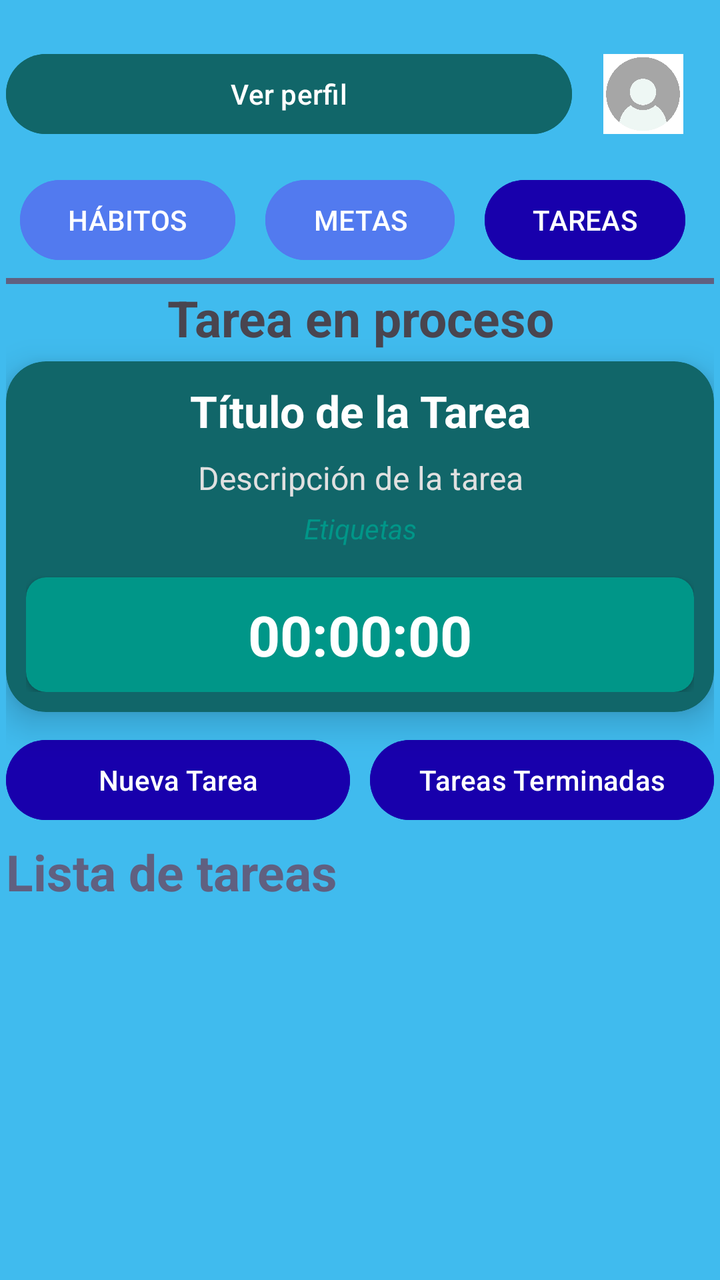
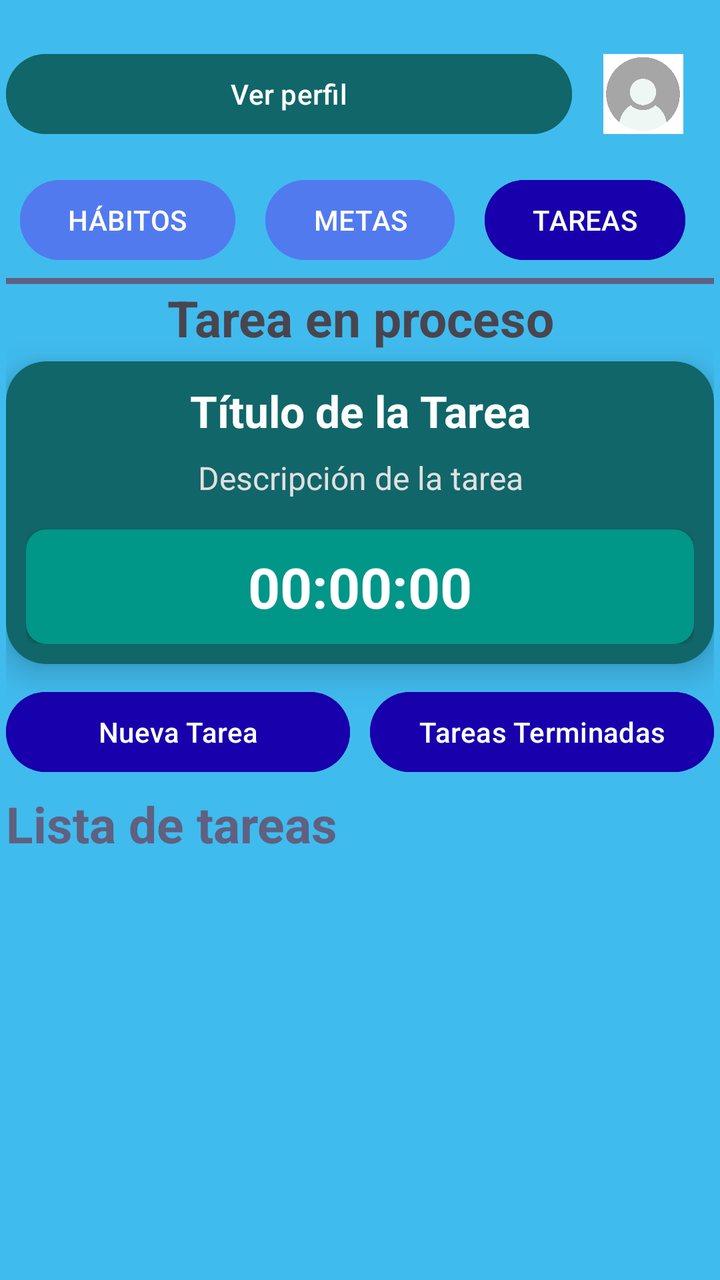

An Android layout rendered at two revisions. The XML below is the earlier revision; the diff shows what the commit changed to produce the second picture.
<!-- AndroidManifest.xml: application theme Theme.SuperSexiBoys -->
<!-- res/layout/activity_crear_tarea.xml -->
<?xml version="1.0" encoding="utf-8"?>
<androidx.constraintlayout.widget.ConstraintLayout
    xmlns:android="http://schemas.android.com/apk/res/android"
    xmlns:app="http://schemas.android.com/apk/res-auto"
    android:layout_width="match_parent"
    android:layout_height="match_parent"
    android:background="@color/celeste"
    android:padding="3dp"
    >

    <LinearLayout
        android:id="@+id/identifica_usuarioTarea"
        app:layout_constraintTop_toTopOf="parent"
        app:layout_constraintStart_toStartOf="parent"
        android:layout_width="match_parent"
        android:weightSum="10"
        android:gravity="center"
        android:orientation="horizontal"
        android:layout_height="wrap_content"
        android:layout_marginTop="20dp">
        <Button
            android:id="@+id/btnVerPerfil"
            android:layout_weight="8"
            android:layout_width="0dp"
            android:text="Ver perfil"
            android:backgroundTint="@color/verde_oscuro"
            android:layout_height="wrap_content"/>
        <ImageView
            android:id="@+id/imagen_perfil"
            android:layout_width="0dp"
            android:layout_weight="2"
            android:layout_height="40dp"
            android:src="@drawable/perfilvacio"/>
    </LinearLayout>

    <Button
        android:id="@+id/habitos_button"
        app:layout_constraintTop_toBottomOf="@+id/identifica_usuarioTarea"
        app:layout_constraintEnd_toStartOf="@+id/metas_button"
        android:layout_width="wrap_content"
        android:text="HÁBITOS"
        android:layout_margin="15dp"
        android:backgroundTint="@color/azul_pastel"
        android:layout_height="wrap_content"/>
    <Button
        android:id="@+id/metas_button"
        android:layout_width="wrap_content"
        android:layout_height="wrap_content"
        android:layout_margin="15dp"
        android:layout_marginTop="12dp"
        android:backgroundTint="@color/azul_pastel"
        android:text="METAS"
        app:layout_constraintEnd_toEndOf="parent"
        app:layout_constraintStart_toStartOf="parent"
        app:layout_constraintTop_toBottomOf="@+id/identifica_usuarioTarea" />
    <Button
        app:layout_constraintTop_toBottomOf="@+id/identifica_usuarioTarea"
        app:layout_constraintStart_toEndOf="@id/metas_button"
        android:layout_width="wrap_content"
        android:text="TAREAS"
        android:layout_margin="15dp"
        android:backgroundTint="@color/azul_oscuro"
        android:layout_height="wrap_content"/>

    <TextView
        android:id="@+id/separadorLista"
        android:layout_width="match_parent"
        android:layout_height="3dp"
        android:layout_marginTop="5dp"
        android:background="@color/plomo_oscuro"
        app:layout_constraintTop_toBottomOf="@id/metas_button"
        />

    <TextView
        android:id="@+id/procesoText"
        android:layout_width="match_parent"
        android:layout_height="wrap_content"
        android:gravity="center"
        android:text="@string/tarea_en_proceso"
        android:textSize="25sp"
        android:textStyle="bold"
        app:layout_constraintTop_toBottomOf="@id/separadorLista" />

    <androidx.cardview.widget.CardView
        android:id="@+id/cardTareaActual"
        android:layout_width="match_parent"
        android:layout_height="wrap_content"
        android:layout_marginTop="5dp"
        app:cardBackgroundColor="@color/verde_oscuro"
        app:cardCornerRadius="20dp"
        app:cardElevation="10dp"
        app:layout_constraintTop_toBottomOf="@id/procesoText"
        app:layout_constraintStart_toStartOf="parent"
        app:layout_constraintEnd_toEndOf="parent">

        <LinearLayout
            android:layout_width="match_parent"
            android:layout_height="wrap_content"
            android:orientation="vertical"
            android:padding="10dp">

            <TextView
                android:id="@+id/tituloDeTarea"
                android:layout_width="match_parent"
                android:layout_height="wrap_content"
                android:text="Título de la Tarea"
                android:textColor="@color/white"
                android:textSize="22sp"
                android:textStyle="bold"
                android:gravity="center_horizontal"/>

            <TextView
                android:id="@+id/descripcionDeTarea"
                android:layout_width="match_parent"
                android:layout_height="wrap_content"
                android:layout_marginTop="8dp"
                android:text="Descripción de la tarea"
                android:textColor="#E0E0E0"
                android:textSize="16sp"
                android:gravity="center_horizontal"/>

            <TextView
                android:id="@+id/etiquetaDeTarea"
                android:layout_width="match_parent"
                android:layout_height="wrap_content"
                android:layout_marginTop="5dp"
                android:text="Etiquetas"
                android:textColor="@color/verde_claro_sergio"
                android:textSize="14sp"
                android:textStyle="italic"
                android:gravity="center_horizontal"/>

            <androidx.cardview.widget.CardView
                android:layout_width="match_parent"
                android:layout_height="wrap_content"
                android:layout_marginTop="15dp"
                app:cardBackgroundColor="@color/verde_claro_sergio"
                app:cardCornerRadius="10dp">
                <TextView
                    android:id="@+id/tiempoDeTarea"
                    android:layout_width="match_parent"
                    android:layout_height="wrap_content"
                    android:padding="10dp"
                    android:text="00:00:00"
                    android:textColor="@color/white"
                    android:textSize="28sp"
                    android:textStyle="bold"
                    android:gravity="center"/>
            </androidx.cardview.widget.CardView>

        </LinearLayout>
    </androidx.cardview.widget.CardView>

    <LinearLayout
        android:id="@+id/botonesTareaAyT"
        android:layout_width="match_parent"
        android:layout_height="wrap_content"
        android:orientation="horizontal"
        android:layout_marginTop="10dp"
        app:layout_constraintTop_toBottomOf="@id/cardTareaActual">

        <Button
            android:id="@+id/buttonCrearOtraTarea"
            android:layout_width="0dp"
            android:layout_height="wrap_content"
            android:layout_weight="1"
            android:layout_marginEnd="5dp"
            android:backgroundTint="@color/azul_oscuro"
            android:text="@string/nueva_tarea"
            android:textColor="@color/white" />

        <Button
            android:id="@+id/buttonBorrarTareas"
            android:layout_width="0dp"
            android:layout_height="wrap_content"
            android:layout_weight="1"
            android:layout_marginStart="5dp"
            android:backgroundTint="@color/azul_oscuro"
            android:text="@string/tareas_terminadas"
            android:textColor="@color/white" />
    </LinearLayout>

    <TextView
        android:id="@+id/listaDeTareas"
        android:layout_width="match_parent"
        android:layout_height="wrap_content"
        android:text="@string/lista_tareas"
        android:textColor="@color/plomo_oscuro"
        android:textStyle="bold"
        android:layout_marginTop="5dp"
        android:textSize="25sp"
        android:gravity="left"
        app:layout_constraintStart_toStartOf="parent"
        app:layout_constraintTop_toBottomOf="@id/botonesTareaAyT"/>


    <androidx.recyclerview.widget.RecyclerView
        android:id="@+id/recyclerViewTareas"
        android:layout_width="match_parent"
        android:layout_height="0dp"
        android:layout_marginTop="5dp"
        app:layout_constraintTop_toBottomOf="@id/listaDeTareas"
        app:layout_constraintBottom_toBottomOf="parent"
        app:layout_constraintStart_toStartOf="parent"
        app:layout_constraintEnd_toEndOf="parent"/>

</androidx.constraintlayout.widget.ConstraintLayout>
<!-- resources referenced by this layout -->
<resources>
  <color name="azul_oscuro">#1800AC</color>
  <color name="azul_pastel">#527AEF</color>
  <color name="celeste">#40BBEE</color>
  <color name="plomo_oscuro">#606080</color>
  <color name="verde_claro_sergio">#009688</color>
  <color name="verde_oscuro">#116669</color>
  <color name="white">#FFFFFFFF</color>
  <!-- drawable perfilvacio: jpg bitmap (drawable, 13526 bytes) -->
  <string name="lista_tareas">Lista de tareas</string>
  <string name="nueva_tarea">Nueva Tarea</string>
  <string name="tarea_en_proceso">Tarea en proceso</string>
  <string name="tareas_terminadas">Tareas Terminadas</string>
  <style name="Theme.SuperSexiBoys" parent="Base.Theme.SuperSexiBoys" />
  <style name="Base.Theme.SuperSexiBoys" parent="Theme.Material3.DayNight.NoActionBar">
          
          
      </style>
</resources>

<!-- the commit's change to res/layout/activity_crear_tarea.xml (unified diff, before → after) -->
@@ -119,16 +119,6 @@
                 android:textSize="16sp"
                 android:gravity="center_horizontal"/>
 
-            <TextView
-                android:id="@+id/etiquetaDeTarea"
-                android:layout_width="match_parent"
-                android:layout_height="wrap_content"
-                android:layout_marginTop="5dp"
-                android:text="Etiquetas"
-                android:textColor="@color/verde_claro_sergio"
-                android:textSize="14sp"
-                android:textStyle="italic"
-                android:gravity="center_horizontal"/>
 
             <androidx.cardview.widget.CardView
                 android:layout_width="match_parent"
